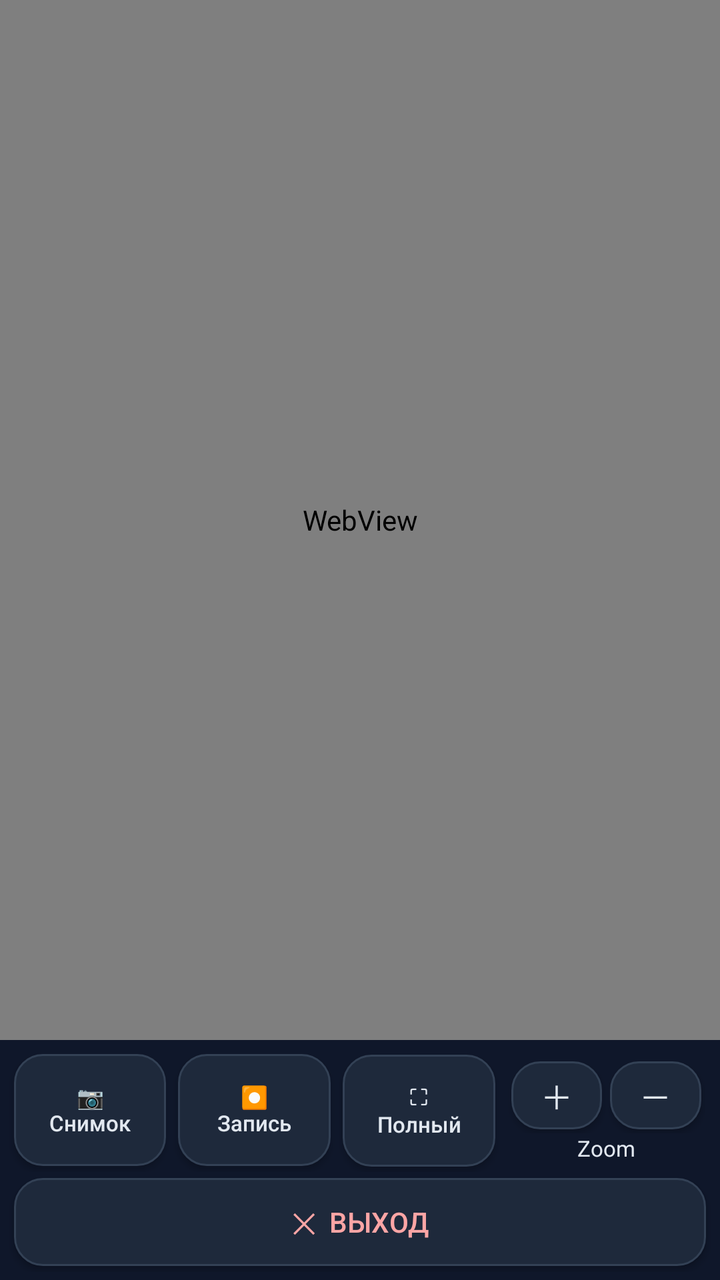
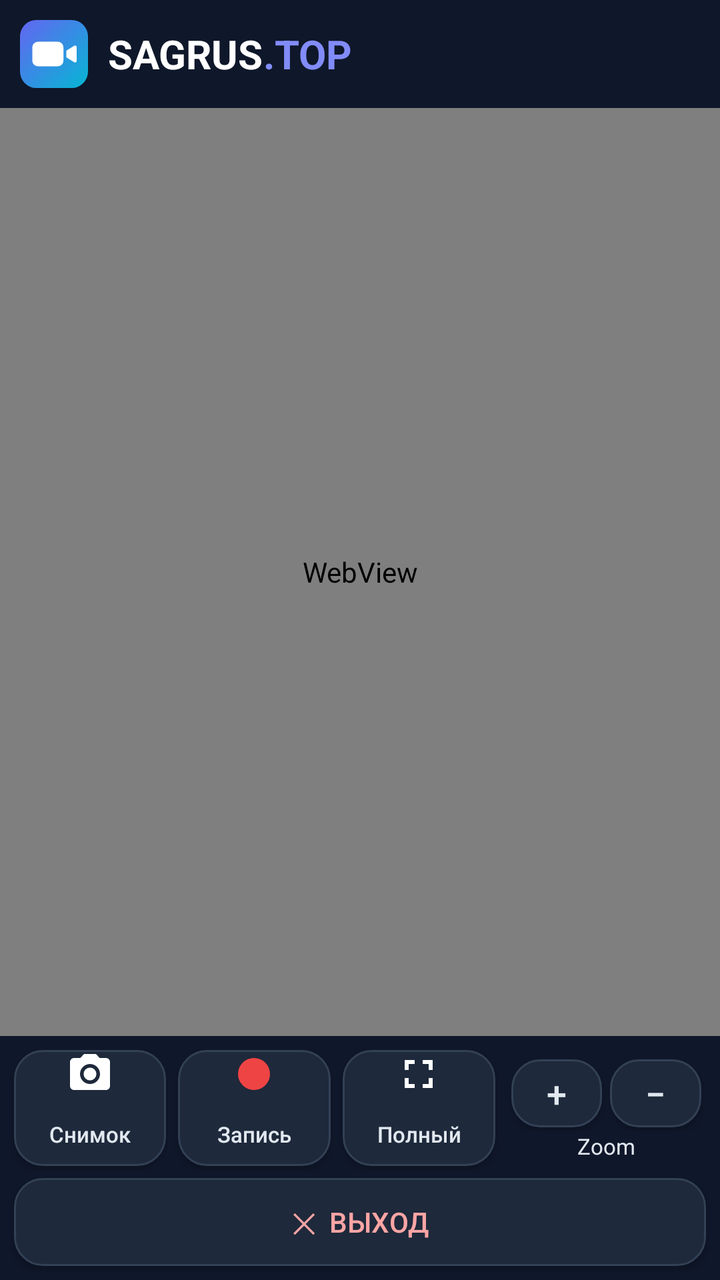

The first picture is an Android layout as it rendered before a commit; the second is the same layout after the commit. The layout source and the unified diff follow.
<!-- AndroidManifest.xml: application theme AppTheme -->
<!-- res/layout/activity_main.xml -->
<?xml version="1.0" encoding="utf-8"?>
<FrameLayout xmlns:android="http://schemas.android.com/apk/res/android" android:id="@+id/root"
    android:layout_width="match_parent" android:layout_height="match_parent" android:background="#000000">
    <LinearLayout android:layout_width="match_parent" android:layout_height="match_parent" android:orientation="vertical">
        <WebView android:id="@+id/web" android:layout_width="match_parent" android:layout_height="0dp" android:layout_weight="1"/>
        <LinearLayout android:id="@+id/bar" android:layout_width="match_parent" android:layout_height="wrap_content"
            android:orientation="vertical" android:background="#0F172A" android:padding="4dp">
            <LinearLayout android:layout_width="match_parent" android:layout_height="wrap_content" android:orientation="horizontal">
                <Button android:id="@+id/btnShot" style="@style/Btn" android:text="📷&#10;Снимок"/>
                <Button android:id="@+id/btnRec" style="@style/Btn" android:text="⏺&#10;Запись"/>
                <Button android:id="@+id/btnFull" style="@style/Btn" android:text="⛶&#10;Полный"/>
                <LinearLayout android:layout_width="0dp" android:layout_height="56dp" android:layout_weight="1.3"
                    android:layout_margin="3dp" android:orientation="vertical" android:gravity="center">
                    <LinearLayout android:layout_width="match_parent" android:layout_height="wrap_content" android:orientation="horizontal">
                        <Button android:id="@+id/btnZin" style="@style/BtnZ" android:text="＋"/>
                        <Button android:id="@+id/btnZout" style="@style/BtnZ" android:text="－"/>
                    </LinearLayout>
                    <TextView android:layout_width="wrap_content" android:layout_height="wrap_content"
                        android:text="Zoom" android:textColor="#E2E8F0" android:textSize="11sp"/>
                </LinearLayout>
            </LinearLayout>
            <Button android:id="@+id/btnExit" style="@style/ExitBtn" android:text="✕  ВЫХОД"/>
        </LinearLayout>
    </LinearLayout>
    <LinearLayout android:id="@+id/ovl" android:layout_width="wrap_content" android:layout_height="wrap_content"
        android:layout_gravity="bottom|center_horizontal" android:layout_marginBottom="24dp"
        android:orientation="horizontal" android:alpha="0.5" android:visibility="gone">
        <Button android:id="@+id/ovShot" style="@style/Small" android:text="📷"/>
        <Button android:id="@+id/ovRec" style="@style/Small" android:text="⏺"/>
        <Button android:id="@+id/ovZin" style="@style/Small" android:text="＋"/>
        <Button android:id="@+id/ovZout" style="@style/Small" android:text="－"/>
        <Button android:id="@+id/ovFull" style="@style/Small" android:text="⤡"/>
    </LinearLayout>
</FrameLayout>
<!-- resources referenced by this layout -->
<resources>
  <style name="Btn">
          <item name="android:layout_width">0dp</item>
          <item name="android:layout_height">56dp</item>
          <item name="android:layout_weight">1</item>
          <item name="android:layout_margin">3dp</item>
          <item name="android:background">@drawable/btn_bg</item>
          <item name="android:textColor">#E2E8F0</item>
          <item name="android:textSize">11sp</item>
          <item name="android:textAllCaps">false</item>
          <item name="android:padding">0dp</item>
          <item name="android:minWidth">0dp</item>
          <item name="android:minHeight">0dp</item>
      </style>
  <style name="BtnZ">
          <item name="android:layout_width">0dp</item>
          <item name="android:layout_height">34dp</item>
          <item name="android:layout_weight">1</item>
          <item name="android:layout_margin">2dp</item>
          <item name="android:background">@drawable/btn_bg</item>
          <item name="android:textColor">#E2E8F0</item>
          <item name="android:textSize">16sp</item>
          <item name="android:textAllCaps">false</item>
          <item name="android:padding">0dp</item>
          <item name="android:minWidth">0dp</item>
          <item name="android:minHeight">0dp</item>
      </style>
  <style name="Small">
          <item name="android:layout_width">40dp</item>
          <item name="android:layout_height">40dp</item>
          <item name="android:layout_margin">4dp</item>
          <item name="android:background">@drawable/ov_bg</item>
          <item name="android:textColor">#FFFFFF</item>
          <item name="android:textSize">16sp</item>
          <item name="android:textAllCaps">false</item>
          <item name="android:padding">0dp</item>
          <item name="android:minWidth">0dp</item>
          <item name="android:minHeight">0dp</item>
          <item name="android:stateListAnimator">@null</item>
      </style>
  <!-- drawable ov_bg (drawable) -->
  <selector xmlns:android="http://schemas.android.com/apk/res/android">
      <item android:state_activated="true"><shape android:shape="oval"><solid android:color="#DC2626"/></shape></item>
      <item android:state_pressed="true"><shape android:shape="oval"><solid android:color="#80FFFFFF"/></shape></item>
      <item><shape android:shape="oval"><solid android:color="#99000000"/></shape></item>
  </selector>
  <!-- unchanged entries left out for length: 3 -->
</resources>

<!-- the commit's change to res/layout/activity_main.xml (unified diff, before → after) -->
@@ -2,18 +2,30 @@
 <FrameLayout xmlns:android="http://schemas.android.com/apk/res/android" android:id="@+id/root"
     android:layout_width="match_parent" android:layout_height="match_parent" android:background="#000000">
     <LinearLayout android:layout_width="match_parent" android:layout_height="match_parent" android:orientation="vertical">
-        <WebView android:id="@+id/web" android:layout_width="match_parent" android:layout_height="0dp" android:layout_weight="1"/>
+        <LinearLayout android:id="@+id/header" android:layout_width="match_parent" android:layout_height="wrap_content"
+            android:orientation="horizontal" android:gravity="center_vertical" android:background="#0F172A" android:padding="10dp">
+            <ImageView android:layout_width="34dp" android:layout_height="34dp" android:src="@drawable/ic_logo"/>
+            <TextView android:layout_width="wrap_content" android:layout_height="wrap_content" android:layout_marginStart="10dp"
+                android:text="SAGRUS" android:textColor="#FFFFFF" android:textSize="20sp" android:textStyle="bold"/>
+            <TextView android:layout_width="wrap_content" android:layout_height="wrap_content"
+                android:text=".TOP" android:textColor="#818CF8" android:textSize="20sp" android:textStyle="bold"/>
+        </LinearLayout>
+        <FrameLayout android:id="@+id/videoHost" android:layout_width="match_parent" android:layout_height="0dp"
+            android:layout_weight="1" android:background="#000000">
+            <WebView android:id="@+id/web" android:layout_width="match_parent" android:layout_height="match_parent"
+                android:layout_gravity="center"/>
+        </FrameLayout>
         <LinearLayout android:id="@+id/bar" android:layout_width="match_parent" android:layout_height="wrap_content"
             android:orientation="vertical" android:background="#0F172A" android:padding="4dp">
             <LinearLayout android:layout_width="match_parent" android:layout_height="wrap_content" android:orientation="horizontal">
-                <Button android:id="@+id/btnShot" style="@style/Btn" android:text="📷&#10;Снимок"/>
-                <Button android:id="@+id/btnRec" style="@style/Btn" android:text="⏺&#10;Запись"/>
-                <Button android:id="@+id/btnFull" style="@style/Btn" android:text="⛶&#10;Полный"/>
-                <LinearLayout android:layout_width="0dp" android:layout_height="56dp" android:layout_weight="1.3"
+                <Button android:id="@+id/btnShot" style="@style/Btn" android:drawableTop="@drawable/ic_cam" android:text="Снимок"/>
+                <Button android:id="@+id/btnRec" style="@style/Btn" android:drawableTop="@drawable/ic_rec" android:text="Запись"/>
+                <Button android:id="@+id/btnFull" style="@style/Btn" android:drawableTop="@drawable/ic_fs" android:text="Полный"/>
+                <LinearLayout android:layout_width="0dp" android:layout_height="58dp" android:layout_weight="1.3"
                     android:layout_margin="3dp" android:orientation="vertical" android:gravity="center">
                     <LinearLayout android:layout_width="match_parent" android:layout_height="wrap_content" android:orientation="horizontal">
-                        <Button android:id="@+id/btnZin" style="@style/BtnZ" android:text="＋"/>
-                        <Button android:id="@+id/btnZout" style="@style/BtnZ" android:text="－"/>
+                        <Button android:id="@+id/btnZin" style="@style/BtnZ" android:text="+"/>
+                        <Button android:id="@+id/btnZout" style="@style/BtnZ" android:text="−"/>
                     </LinearLayout>
                     <TextView android:layout_width="wrap_content" android:layout_height="wrap_content"
                         android:text="Zoom" android:textColor="#E2E8F0" android:textSize="11sp"/>
@@ -23,12 +35,11 @@
         </LinearLayout>
     </LinearLayout>
     <LinearLayout android:id="@+id/ovl" android:layout_width="wrap_content" android:layout_height="wrap_content"
-        android:layout_gravity="bottom|center_horizontal" android:layout_marginBottom="24dp"
-        android:orientation="horizontal" android:alpha="0.5" android:visibility="gone">
-        <Button android:id="@+id/ovShot" style="@style/Small" android:text="📷"/>
-        <Button android:id="@+id/ovRec" style="@style/Small" android:text="⏺"/>
-        <Button android:id="@+id/ovZin" style="@style/Small" android:text="＋"/>
-        <Button android:id="@+id/ovZout" style="@style/Small" android:text="－"/>
-        <Button android:id="@+id/ovFull" style="@style/Small" android:text="⤡"/>
+        android:layout_gravity="bottom|center_horizontal" android:orientation="horizontal" android:alpha="0.9" android:visibility="gone">
+        <ImageButton android:id="@+id/ovShot" style="@style/Ov" android:src="@drawable/ic_cam"/>
+        <ImageButton android:id="@+id/ovRec" style="@style/Ov" android:src="@drawable/ic_rec"/>
+        <ImageButton android:id="@+id/ovZin" style="@style/Ov" android:src="@drawable/ic_plus"/>
+        <ImageButton android:id="@+id/ovZout" style="@style/Ov" android:src="@drawable/ic_minus"/>
+        <ImageButton android:id="@+id/ovFull" style="@style/Ov" android:src="@drawable/ic_fs_exit"/>
     </LinearLayout>
 </FrameLayout>
<!-- resource entries referenced after the edit -->
@@ -1,8 +1,48 @@
 <!-- resources referenced by this layout -->
 <resources>
+  <!-- drawable ic_cam (drawable) -->
+  <vector xmlns:android="http://schemas.android.com/apk/res/android" android:width="24dp" android:height="24dp" android:viewportWidth="24" android:viewportHeight="24">
+      <path android:fillColor="#FFFFFF" android:pathData="M12,12m-3.2,0a3.2,3.2 0,1 1,6.4 0a3.2,3.2 0,1 1,-6.4 0 M9,2L7.17,4H4c-1.1,0 -2,0.9 -2,2v12c0,1.1 0.9,2 2,2h16c1.1,0 2,-0.9 2,-2V6c0,-1.1 -0.9,-2 -2,-2h-3.17L15,2H9zm3,15c-2.76,0 -5,-2.24 -5,-5s2.24,-5 5,-5 5,2.24 5,5 -2.24,5 -5,5z"/>
+  </vector>
+  <!-- drawable ic_fs (drawable) -->
+  <vector xmlns:android="http://schemas.android.com/apk/res/android" android:width="24dp" android:height="24dp" android:viewportWidth="24" android:viewportHeight="24">
+      <path android:fillColor="#FFFFFF" android:pathData="M7,14H5v5h5v-2H7v-3zM5,10h2V7h3V5H5v5zM17,17h-3v2h5v-5h-2v3zM14,5v2h3v3h2V5h-5z"/>
+  </vector>
+  <!-- drawable ic_fs_exit (drawable) -->
+  <vector xmlns:android="http://schemas.android.com/apk/res/android" android:width="24dp" android:height="24dp" android:viewportWidth="24" android:viewportHeight="24">
+      <path android:fillColor="#FFFFFF" android:pathData="M5,16h3v3h2v-5H5v2zM8,8H5v2h5V5H8v3zM14,19h2v-3h3v-2h-5v5zM16,8V5h-2v5h5V8h-3z"/>
+  </vector>
+  <!-- drawable ic_logo (drawable) -->
+  <vector xmlns:android="http://schemas.android.com/apk/res/android" xmlns:aapt="http://schemas.android.com/aapt"
+      android:width="34dp" android:height="34dp" android:viewportWidth="108" android:viewportHeight="108">
+      <path android:pathData="M26,0H82A26,26 0 0 1 108,26V82A26,26 0 0 1 82,108H26A26,26 0 0 1 0,82V26A26,26 0 0 1 26,0Z">
+          <aapt:attr name="android:fillColor">
+              <gradient android:type="linear" android:startX="0" android:startY="0" android:endX="108" android:endY="108">
+                  <item android:offset="0" android:color="#6366F1"/>
+                  <item android:offset="1" android:color="#06B6D4"/>
+              </gradient>
+          </aapt:attr>
+      </path>
+      <group android:scaleX="1.5" android:scaleY="1.5" android:pivotX="54" android:pivotY="54">
+          <path android:fillColor="#FFFFFF" android:pathData="M37,41 H58 A6,6 0 0 1 64,47 V61 A6,6 0 0 1 58,67 H37 A6,6 0 0 1 31,61 V47 A6,6 0 0 1 37,41 Z"/>
+          <path android:fillColor="#FFFFFF" android:pathData="M67,50.5 L75,45.5 Q78,44 78,47.5 V60.5 Q78,64 75,62.5 L67,57.5 Z"/>
+      </group>
+  </vector>
+  <!-- drawable ic_minus (drawable) -->
+  <vector xmlns:android="http://schemas.android.com/apk/res/android" android:width="24dp" android:height="24dp" android:viewportWidth="24" android:viewportHeight="24">
+      <path android:fillColor="#FFFFFF" android:pathData="M19,13H5v-2h14v2z"/>
+  </vector>
+  <!-- drawable ic_plus (drawable) -->
+  <vector xmlns:android="http://schemas.android.com/apk/res/android" android:width="24dp" android:height="24dp" android:viewportWidth="24" android:viewportHeight="24">
+      <path android:fillColor="#FFFFFF" android:pathData="M19,13h-6v6h-2v-6H5v-2h6V5h2v6h6v2z"/>
+  </vector>
+  <!-- drawable ic_rec (drawable) -->
+  <vector xmlns:android="http://schemas.android.com/apk/res/android" android:width="24dp" android:height="24dp" android:viewportWidth="24" android:viewportHeight="24">
+      <path android:fillColor="#EF4444" android:pathData="M12,12m-8,0a8,8 0,1 1,16 0a8,8 0,1 1,-16 0"/>
+  </vector>
   <style name="Btn">
           <item name="android:layout_width">0dp</item>
-          <item name="android:layout_height">56dp</item>
+          <item name="android:layout_height">58dp</item>
           <item name="android:layout_weight">1</item>
           <item name="android:layout_margin">3dp</item>
           <item name="android:background">@drawable/btn_bg</item>
@@ -12,6 +52,7 @@
           <item name="android:padding">0dp</item>
           <item name="android:minWidth">0dp</item>
           <item name="android:minHeight">0dp</item>
+          <item name="android:drawablePadding">2dp</item>
       </style>
   <style name="BtnZ">
           <item name="android:layout_width">0dp</item>
@@ -20,30 +61,26 @@
           <item name="android:layout_margin">2dp</item>
           <item name="android:background">@drawable/btn_bg</item>
           <item name="android:textColor">#E2E8F0</item>
-          <item name="android:textSize">16sp</item>
+          <item name="android:textSize">18sp</item>
           <item name="android:textAllCaps">false</item>
           <item name="android:padding">0dp</item>
           <item name="android:minWidth">0dp</item>
           <item name="android:minHeight">0dp</item>
       </style>
-  <style name="Small">
-          <item name="android:layout_width">40dp</item>
-          <item name="android:layout_height">40dp</item>
+  <style name="Ov">
+          <item name="android:layout_width">52dp</item>
+          <item name="android:layout_height">52dp</item>
           <item name="android:layout_margin">4dp</item>
           <item name="android:background">@drawable/ov_bg</item>
-          <item name="android:textColor">#FFFFFF</item>
-          <item name="android:textSize">16sp</item>
-          <item name="android:textAllCaps">false</item>
-          <item name="android:padding">0dp</item>
-          <item name="android:minWidth">0dp</item>
-          <item name="android:minHeight">0dp</item>
+          <item name="android:padding">13dp</item>
+          <item name="android:scaleType">fitCenter</item>
           <item name="android:stateListAnimator">@null</item>
       </style>
   <!-- drawable ov_bg (drawable) -->
   <selector xmlns:android="http://schemas.android.com/apk/res/android">
-      <item android:state_activated="true"><shape android:shape="oval"><solid android:color="#DC2626"/></shape></item>
-      <item android:state_pressed="true"><shape android:shape="oval"><solid android:color="#80FFFFFF"/></shape></item>
-      <item><shape android:shape="oval"><solid android:color="#99000000"/></shape></item>
+      <item android:state_activated="true"><shape android:shape="oval"><solid android:color="#DC2626"/><stroke android:width="1dp" android:color="#66FFFFFF"/></shape></item>
+      <item android:state_pressed="true"><shape android:shape="oval"><solid android:color="#99FFFFFF"/></shape></item>
+      <item><shape android:shape="oval"><solid android:color="#B3000000"/><stroke android:width="1dp" android:color="#66FFFFFF"/></shape></item>
   </selector>
   <!-- unchanged entries left out for length: 3 -->
 </resources>
